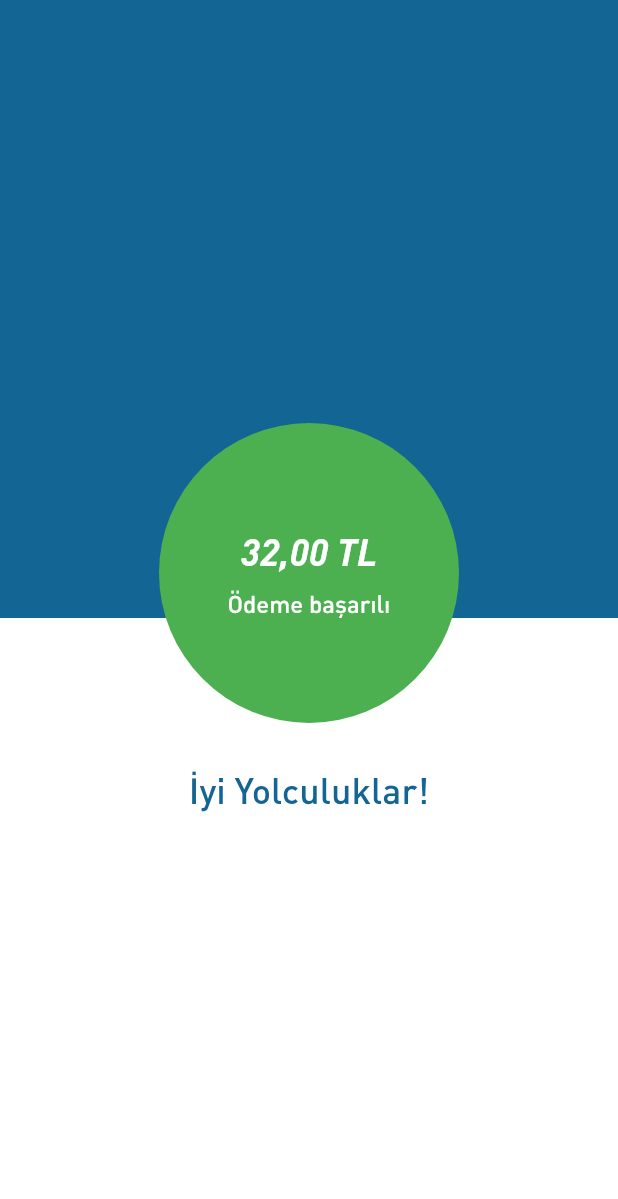
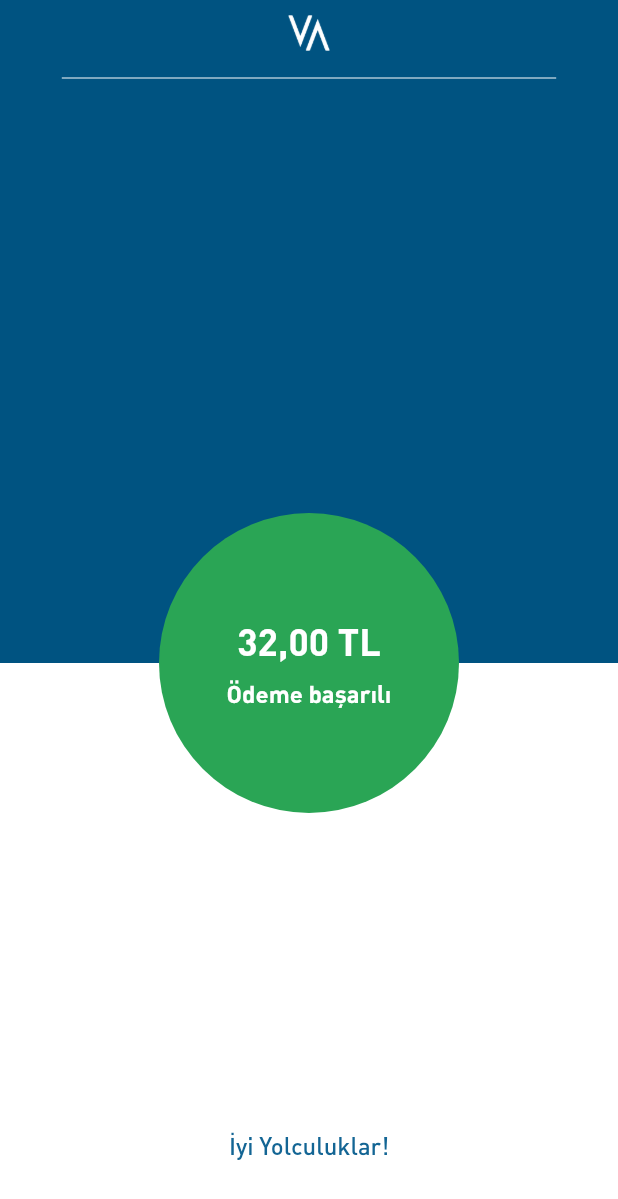
Before and after one commit to mst61/vallet_app, a Flutter app: the PaymentSucceeded screen opened directly, on a phone screen of 412 x 824 dp. Shown: the top 1199 px of the screen. Run offline on Flutter 3.47's test engine with Material 2 defaults, Android fonts, the phone set to English and light mode, and no system bars; our stand-ins replace curved_navigation_bar, flutter_credit_card, flutter_svg, google_maps_flutter, shared_preferences; missing offline and left inert: flutter_barcode_scanner; accounts and stored records are empty.

```diff
--- a/lib/screens/credit_card_list.dart
+++ b/lib/screens/credit_card_list.dart
@@ -1,5 +1,6 @@
 import 'package:flutter/material.dart';
 import 'package:vallet_app/models/credit_card.dart';
+import 'package:vallet_app/screens/payment_succeeded.dart';
 import 'package:vallet_app/services/card_service.dart';
 
 import 'add_credit_card.dart';
@@ -128,6 +129,12 @@ Widget cardListWidget(BuildContext context) {
                 CreditCard card = snapshot.data?[index];
                 return Card(
                     color: Color.fromRGBO(19, 101, 148, 1.0),
+                    child: GestureDetector(
+                      behavior: HitTestBehavior.translucent,
+                      onTap: () {
+                        Navigator.push(context,
+                            MaterialPageRoute(builder: (context) => PaymentSucceeded()));
+                      },
                       child: Padding(
                         padding: EdgeInsets.all(10),
                         child: Row(
@@ -147,6 +154,7 @@ Widget cardListWidget(BuildContext context) {
                                     fontWeight: FontWeight.normal)),
                           ],
                         ),
+                      )
                     ));
               },
             );
--- a/lib/screens/payment_succeeded.dart
+++ b/lib/screens/payment_succeeded.dart
@@ -11,27 +11,48 @@ class _State extends State<PaymentSucceeded> {
   @override
   Widget build(BuildContext context) {
     return Scaffold(
-        backgroundColor: Color.fromRGBO(19, 101, 148, 1.0),
+        backgroundColor: Color(0xff005381),
+        appBar: AppBar(
+          backgroundColor: Color(0xff005381),
+          elevation: 0,
+          automaticallyImplyLeading: false,
+          title: Row(
+            mainAxisAlignment: MainAxisAlignment.center,
+            children: [
+              Image.asset(
+                'assets/loading_gif_white.png',
+                fit: BoxFit.contain,
+                height: 24,
+              )
+            ],
+          ),
+          bottom: PreferredSize(
+              child: Container(
+                child: Divider(color: Colors.white),
+                width: MediaQuery.of(context).size.width * 0.8,
+              ),
+              preferredSize: Size.fromHeight(4.0)),
+        ),
         body: Container(
           height: double.infinity,
           decoration: BoxDecoration(
             gradient: LinearGradient(
               begin: Alignment.topCenter,
               end: Alignment.bottomCenter,
-              colors: [Color.fromRGBO(19, 101, 148, 1.0), Colors.white],
+              colors: [Color(0xff005381), Colors.white],
               stops: [0.5, 0.5],
             ),
           ),
           child: new Column(
             mainAxisAlignment: MainAxisAlignment.center,
-            crossAxisAlignment: CrossAxisAlignment.stretch,
             children: [
+              Expanded(child: Container()),
               new Container(
                   alignment: Alignment.center,
                   width: 200.0,
                   height: 200.0,
                   decoration: new BoxDecoration(
-                    color: Colors.green,
+                    color: Color(0xff2aa555),
                     shape: BoxShape.circle,
                   ),
                   child: new Column(
@@ -41,7 +62,6 @@ class _State extends State<PaymentSucceeded> {
                         '32,00 TL',
                         textAlign: TextAlign.center,
                         style: TextStyle(
-                            fontStyle: FontStyle.italic,
                             fontWeight: FontWeight.bold,
                             color: Colors.white,
                             fontSize: 25.0),
@@ -51,21 +71,28 @@ class _State extends State<PaymentSucceeded> {
                         'Ödeme başarılı',
                         textAlign: TextAlign.center,
                         style: TextStyle(
-                            fontWeight: FontWeight.normal,
+                            fontWeight: FontWeight.bold,
                             color: Colors.white,
                             fontSize: 16.0),
                       ),
                     ],
                   )),
-              Padding(padding: EdgeInsets.fromLTRB(0, 0, 0, 30)),
+              Expanded(
+                child: Column(
+                  mainAxisAlignment: MainAxisAlignment.end,
+                  children: [
                     new Text(
                       'İyi Yolculuklar!',
                       textAlign: TextAlign.center,
                       style: TextStyle(
                           fontWeight: FontWeight.normal,
                           color: Color.fromRGBO(19, 101, 148, 1.0),
-                    fontSize: 24.0),
+                          fontSize: 16.0),
                     ),
+                    Padding(padding: EdgeInsets.fromLTRB(0, 0, 0, 50)),
+                  ],
+                )
+              )
             ],
           ) // your body content.
         ));
```
Lines whose indentation alone changed are shown as unchanged.
